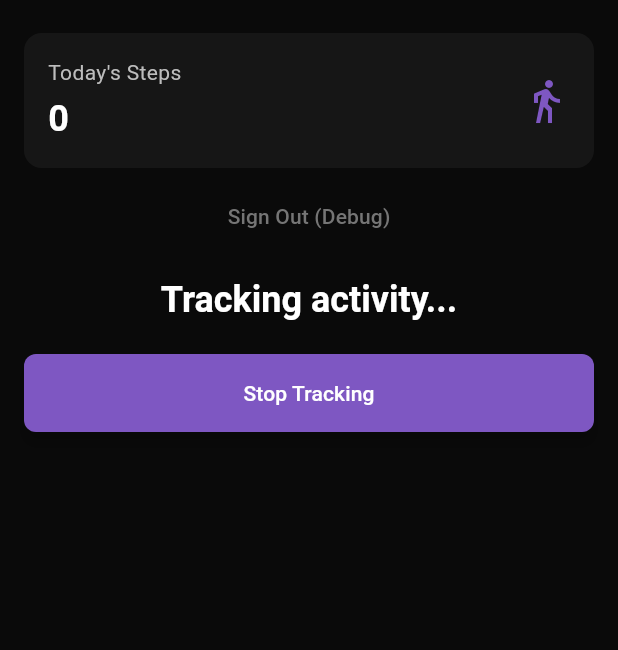
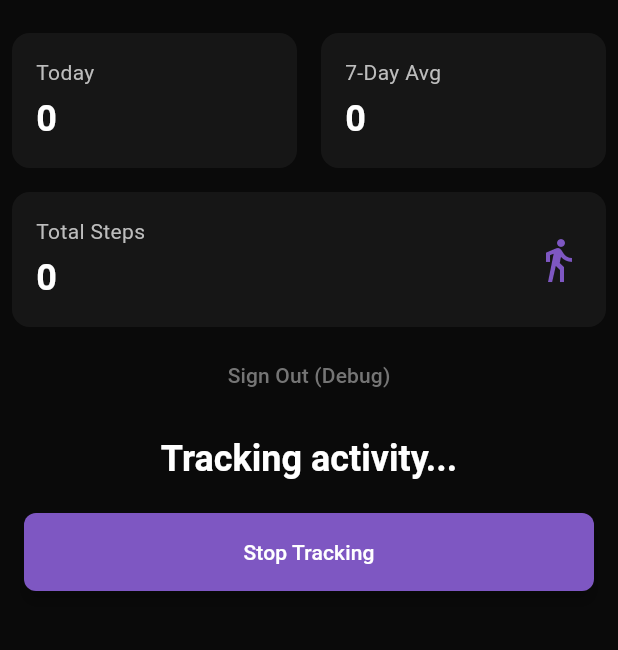
Before and after one commit to Cikle/Movely, a Flutter app: the HomeScreen screen opened directly with empty values, after a tap on "Start Tracking", on a phone screen of 412 x 824 dp, the part 63-713 px from its top. Run offline on Flutter 3.47's test engine with Material 3 defaults, Android fonts, the phone set to English and light mode, and no system bars; our stand-ins replace pedometer, permission_handler, supabase_flutter; accounts and stored records are empty.

Commit message:
feat: Enhance step tracking with smooth updates, history, and total steps

```diff
--- a/movely/lib/screens/home_screen.dart
+++ b/movely/lib/screens/home_screen.dart
@@ -19,6 +19,8 @@ class _HomeScreenState extends State<HomeScreen> {
   List<Activity> _activities = [];
   final StepService _stepService = StepService();
   int _steps = 0;
+  int _totalSteps = 0;
+  double _averageSteps = 0;
 
   @override
   void initState() {
@@ -34,6 +36,34 @@ class _HomeScreenState extends State<HomeScreen> {
         _steps = steps;
       });
     });
+    await _loadStepStats();
+  }
+
+  Future<void> _loadStepStats() async {
+    try {
+      final userId = Supabase.instance.client.auth.currentUser?.id;
+      if (userId != null) {
+        final userData = await Supabase.instance.client
+            .from('users')
+            .select('step_history, total_steps')
+            .eq('id', userId)
+            .single();
+
+        final stepHistory = (userData['step_history'] as Map<String, dynamic>)['days'] as List;
+
+        if (stepHistory.isNotEmpty) {
+          final totalHistorySteps = stepHistory.fold<int>(
+            0, (sum, day) => sum + (day['steps'] as int));
+          _averageSteps = totalHistorySteps / stepHistory.length;
+        }
+
+        setState(() {
+          _totalSteps = userData['total_steps'] ?? 0;
+        });
+      }
+    } catch (e) {
+      print('Error loading step stats: $e');
+    }
   }
 
   @override
@@ -71,10 +101,75 @@ class _HomeScreenState extends State<HomeScreen> {
         onRefresh: _loadActivities,
         child: Column(
           children: [
+            Row(
+              children: [
+                Expanded(
+                  child: Container(
+                    padding: const EdgeInsets.all(16.0),
+                    margin: const EdgeInsets.all(8.0),
+                    decoration: BoxDecoration(
+                      color: Colors.white.withOpacity(0.05),
+                      borderRadius: BorderRadius.circular(12),
+                    ),
+                    child: Column(
+                      crossAxisAlignment: CrossAxisAlignment.start,
+                      children: [
+                        Text(
+                          'Today',
+                          style: TextStyle(
+                            color: Colors.grey[400],
+                            fontSize: 14,
+                          ),
+                        ),
+                        const SizedBox(height: 4),
+                        Text(
+                          _steps.toString(),
+                          style: const TextStyle(
+                            color: Colors.white,
+                            fontSize: 24,
+                            fontWeight: FontWeight.bold,
+                          ),
+                        ),
+                      ],
+                    ),
+                  ),
+                ),
+                Expanded(
+                  child: Container(
+                    padding: const EdgeInsets.all(16.0),
+                    margin: const EdgeInsets.all(8.0),
+                    decoration: BoxDecoration(
+                      color: Colors.white.withOpacity(0.05),
+                      borderRadius: BorderRadius.circular(12),
+                    ),
+                    child: Column(
+                      crossAxisAlignment: CrossAxisAlignment.start,
+                      children: [
+                        Text(
+                          '7-Day Avg',
+                          style: TextStyle(
+                            color: Colors.grey[400],
+                            fontSize: 14,
+                          ),
+                        ),
+                        const SizedBox(height: 4),
+                        Text(
+                          _averageSteps.toStringAsFixed(0),
+                          style: const TextStyle(
+                            color: Colors.white,
+                            fontSize: 24,
+                            fontWeight: FontWeight.bold,
+                          ),
+                        ),
+                      ],
+                    ),
+                  ),
+                ),
+              ],
+            ),
             Container(
               padding: const EdgeInsets.all(16.0),
-              margin:
-                  const EdgeInsets.symmetric(horizontal: 16.0, vertical: 8.0),
+              margin: const EdgeInsets.all(8.0),
               decoration: BoxDecoration(
                 color: Colors.white.withOpacity(0.05),
                 borderRadius: BorderRadius.circular(12),
@@ -86,7 +181,7 @@ class _HomeScreenState extends State<HomeScreen> {
                     crossAxisAlignment: CrossAxisAlignment.start,
                     children: [
                       Text(
-                        'Today\'s Steps',
+                        'Total Steps',
                         style: TextStyle(
                           color: Colors.grey[400],
                           fontSize: 14,
@@ -94,7 +189,7 @@ class _HomeScreenState extends State<HomeScreen> {
                       ),
                       const SizedBox(height: 4),
                       Text(
-                        _steps.toString(),
+                        _totalSteps.toString(),
                         style: const TextStyle(
                           color: Colors.white,
                           fontSize: 24,
--- a/movely/lib/screens/onboarding/activities_screen.dart
+++ b/movely/lib/screens/onboarding/activities_screen.dart
@@ -58,11 +58,7 @@ class _ActivitiesScreenState extends State<ActivitiesScreen> {
                   'Running',
                   'Walking',
                   'Cycling',
-                  'Swimming',
-                  'Yoga',
                   'Hiking',
-                  'Dancing',
-                  'Gym',
                 ].map((activity) {
                   return GestureDetector(
                     onTap: () {
--- a/movely/lib/services/step_service.dart
+++ b/movely/lib/services/step_service.dart
@@ -5,18 +5,31 @@ import 'package:supabase_flutter/supabase_flutter.dart';
 class StepService {
   Stream<StepCount>? _stepCountStream;
   StreamSubscription<StepCount>? _stepCountSubscription;
+  Timer? _smoothUpdateTimer;
   int _steps = 0;
   int _initialSteps = 0;
+  int _displaySteps = 0;
   bool _isInitialized = false;
   final _stepsController = StreamController<int>.broadcast();
 
   Stream<int> get stepStream => _stepsController.stream;
   int get steps => _isInitialized ? _steps - _initialSteps : 0;
+  int get displaySteps => _displaySteps;
 
   Future<void> initializePedometer() async {
     _isInitialized = false;
     _steps = 0;
     _initialSteps = 0;
+    _displaySteps = 0;
+
+    // Start smooth update timer
+    _smoothUpdateTimer?.cancel();
+    _smoothUpdateTimer = Timer.periodic(const Duration(milliseconds: 50), (timer) {
+      if (_displaySteps < steps) {
+        _displaySteps = _displaySteps + 1;
+        _stepsController.add(_displaySteps);
+      }
+    });
     _stepCountStream = Pedometer.stepCountStream;
 
     _stepCountSubscription?.cancel();
@@ -40,9 +53,45 @@ class StepService {
     try {
       final userId = Supabase.instance.client.auth.currentUser?.id;
       if (userId != null) {
+        final now = DateTime.now().toUtc();
+        final today = DateTime(now.year, now.month, now.day).toIso8601String();
+
+        // Get current user data
+        final userData = await Supabase.instance.client
+            .from('users')
+            .select('step_history, total_steps')
+            .eq('id', userId)
+            .single();
+
+        var stepHistory = (userData['step_history'] as Map<String, dynamic>)['days'] as List;
+
+        // Update or add today's entry
+        bool foundToday = false;
+        for (var i = 0; i < stepHistory.length; i++) {
+          if (stepHistory[i]['date'] == today) {
+            stepHistory[i]['steps'] = steps;
+            foundToday = true;
+            break;
+          }
+        }
+
+        if (!foundToday) {
+          stepHistory.add({'date': today, 'steps': steps});
+        }
+
+        // Keep only last 7 days
+        if (stepHistory.length > 7) {
+          stepHistory = stepHistory.sublist(stepHistory.length - 7);
+        }
+
+        // Calculate average steps
+        int totalSteps = userData['total_steps'] ?? 0;
+
         await Supabase.instance.client.from('users').update({
           'daily_steps': steps,
-          'updated_at': DateTime.now().toIso8601String(),
+          'total_steps': totalSteps + 1,
+          'step_history': {'days': stepHistory},
+          'updated_at': now.toIso8601String(),
         }).eq('id', userId);
       }
     } catch (e) {
@@ -52,6 +101,7 @@ class StepService {
 
   void dispose() {
     _stepCountSubscription?.cancel();
+    _smoothUpdateTimer?.cancel();
     _stepsController.close();
   }
 }
```
Also changed, not shown: 1 other file.
